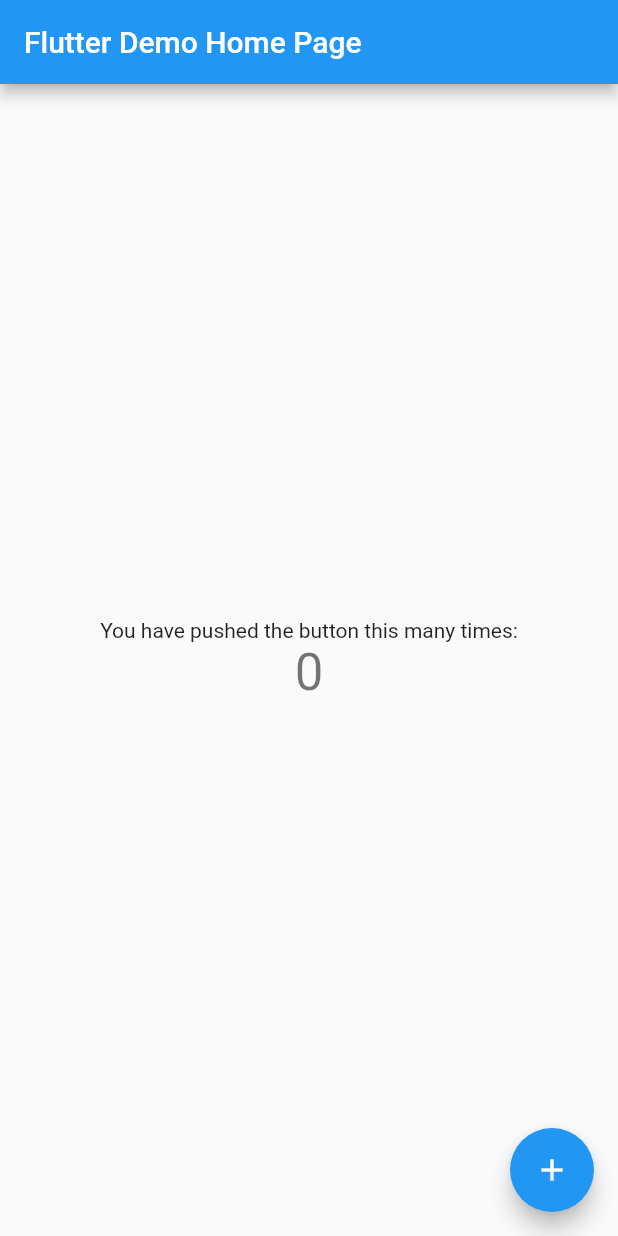
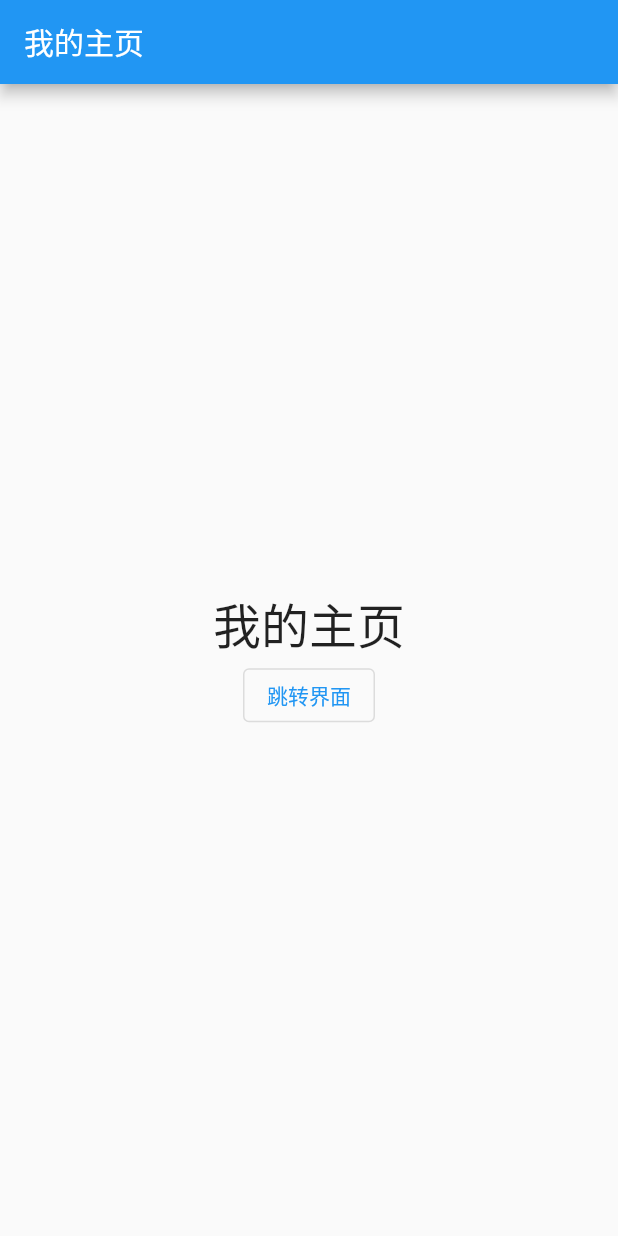
Before and after one commit to MingXuanMaOu/flutter_chapter6, a Flutter app: the screen it shows after launch, on a phone screen of 412 x 824 dp. Run offline on Flutter 3.47's test engine with Material 2 defaults, Android fonts, the phone set to English and light mode, and no system bars; our stand-ins replace fluro.

```diff
--- /dev/null
+++ b/lib/application.dart
@@ -0,0 +1,217 @@
+
+import 'package:fluro/fluro.dart';
+import 'package:flutter/material.dart';
+import 'package:flutter_chapter6/errorpage.dart';
+
+class Application{
+  static FluroRouter? router;
+}
+
+abstract class IRouterProvider{
+  void initRouter(FluroRouter router);
+}
+
+class MyRouter implements IRouterProvider{
+  static String page2 = "/homepage/page2";
+  static String page3 = "/homepage/page3";
+
+  void initRouter(FluroRouter router){
+    router.define(page2, handler: Handler(handlerFunc: (_,params) => Page2()));
+    router.define(page3, handler: Handler(handlerFunc: (_,params) => Page3()));
+
+  }
+}
+
+class Routes {
+  static String home = "/homePage";
+  static String onePage = "/homePage/page1";
+
+  static List<IRouterProvider> _listRouters = [];
+  static void configureRoutes(FluroRouter router) {
+    router.notFoundHandler = Handler(
+        handlerFunc: (BuildContext? context, Map<String, List<String>> params) {
+          debugPrint("ROUTE NOT FOUND!!");
+          return ErrorPage();
+        });
+    router.define(home, handler: Handler(handlerFunc: (BuildContext? context,Map<String,List<String>> params) => HomePage()));
+    router.define(onePage, handler: Handler(handlerFunc: (_,params){
+      String title = "123";
+      return Page1(title: title,);
+    }));
+
+    _listRouters.clear();
+    _listRouters.add(MyRouter());
+    _listRouters.forEach((element) {
+      element.initRouter(router);
+    });
+  }
+}
+
+class NavigatorUtils {
+  static push(BuildContext context,String path,{bool replace = false,bool clearStack = false}){
+    FocusScope.of(context).requestFocus(new FocusNode());
+    Application.router?.navigateTo(context, path,replace: replace,clearStack: clearStack,transition: TransitionType.native);
+  }
+
+  static pushResult(BuildContext context,String path,Function(Object) function,{bool replace = false,bool clearStack = false}){
+    Application.router?.navigateTo(context, path,replace: replace,clearStack: clearStack,transition: TransitionType.native).then((value) => {
+      function(value)
+    });
+  }
+
+  static void goOnePage(BuildContext context,String title){
+    push(context,'${Routes.onePage}?title=${Uri.encodeComponent(title)}');
+  }
+
+  static void goBack(BuildContext context) {
+    FocusScope.of(context).requestFocus(new FocusNode());
+    Navigator.pop(context);
+  }
+
+  static void goBackWithParams(BuildContext context,result){
+    FocusScope.of(context).requestFocus(new FocusNode());
+    Navigator.pop(context,result);
+  }
+}
+
+
+
+class HomePage extends StatelessWidget {
+  String content = "我是第一个页面";
+
+  @override
+  Widget build(BuildContext context) {
+    // TODO: implement build
+    return Scaffold(
+      appBar: AppBar(
+        title: Text('我的主页'),
+      ),
+      body: Center(
+        child: Column(
+          mainAxisAlignment: MainAxisAlignment.center,
+          children: [
+            Text('我的主页',style: TextStyle(fontSize: 32),),
+            OutlinedButton(onPressed: () {
+              NavigatorUtils.goOnePage(context,content);
+            }, child: Text('跳转界面'))
+          ],
+        ),
+      ),
+    );
+  }
+}
+class Page1 extends StatefulWidget{
+  Page1({ required this.title});
+
+  final String title;
+  @override
+  State<StatefulWidget> createState() {
+    return _Page1State();
+  }
+}
+
+class _Page1State extends State<Page1>{
+  late String textStr;
+  @override
+  Widget build(BuildContext context) {
+    return Scaffold(
+      appBar: AppBar(
+        title: Text(widget.title),
+      ),
+      body: Center(
+        child: Column(
+          mainAxisAlignment: MainAxisAlignment.center,
+          children: <Widget>[
+            Text(
+              widget.title,
+              style: TextStyle(fontSize: 32),
+            ),
+            OutlinedButton(
+              child: Text('跳转界面'),
+              onPressed: (){
+                NavigatorUtils.pushResult(context,MyRouter.page2,(result){
+                  setState(() {
+                    this.textStr="456";
+                  });
+                });
+              },
+            ),
+          ],
+        ),
+      ),
+    );
+  }
+}
+
+class Page2 extends StatefulWidget{
+  @override
+  State<StatefulWidget> createState() {
+    return _Page2State();
+  }
+}
+
+class _Page2State extends State<Page2>{
+
+
+  @override
+  Widget build(BuildContext context) {
+    return Scaffold(
+      appBar: AppBar(
+        title: Text('我是第二个页面'),
+      ),
+      body: Center(
+        child: Column(
+          mainAxisAlignment: MainAxisAlignment.center,
+          children: <Widget>[
+            Text(
+              '我是第二个页面',
+              style: TextStyle(fontSize: 32),
+            ),
+            OutlinedButton(
+              child: Text('返回上一个界面'),
+              onPressed: (){
+                NavigatorUtils.goBackWithParams(context, "我返回的数据");
+              },
+            ),
+          ],
+        ),
+      ),
+    );
+  }
+}
+
+class ErrorPage extends StatelessWidget{
+  @override
+  Widget build(BuildContext context) {
+    return Scaffold(
+      appBar: AppBar(
+        title: Text('你访问的页面不存在'),
+      ),
+      body: Center(
+        child: Text(
+          '你访问的页面不存在',
+          style: TextStyle(fontSize: 32),
+        ),
+      ),
+    );
+  }
+
+}
+
+
+class Page3 extends StatelessWidget{
+  @override
+  Widget build(BuildContext context) {
+    return Scaffold(
+      appBar: AppBar(
+        title: Text('页面3'),
+      ),
+      body: Center(
+        child: Text(
+          '页面3',
+          style: TextStyle(fontSize: 32),
+        ),
+      ),
+    );
+  }
+}
--- a/lib/main.dart
+++ b/lib/main.dart
@@ -1,115 +1,29 @@
+
+
+import 'package:fluro/fluro.dart';
 import 'package:flutter/material.dart';
 
-void main() {
-  runApp(const MyApp());
-}
+import 'application.dart';
 
-class MyApp extends StatelessWidget {
-  const MyApp({Key? key}) : super(key: key);
+void main() => runApp(MyApp());
 
-  // This widget is the root of your application.
-  @override
-  Widget build(BuildContext context) {
-    return MaterialApp(
-      title: 'Flutter Demo',
-      theme: ThemeData(
-        // This is the theme of your application.
-        //
-        // Try running your application with "flutter run". You'll see the
-        // application has a blue toolbar. Then, without quitting the app, try
-        // changing the primarySwatch below to Colors.green and then invoke
-        // "hot reload" (press "r" in the console where you ran "flutter run",
-        // or simply save your changes to "hot reload" in a Flutter IDE).
-        // Notice that the counter didn't reset back to zero; the application
-        // is not restarted.
-        primarySwatch: Colors.blue,
-      ),
-      home: const MyHomePage(title: 'Flutter Demo Home Page'),
-    );
-  }
-}
-
-class MyHomePage extends StatefulWidget {
-  const MyHomePage({Key? key, required this.title}) : super(key: key);
-
-  // This widget is the home page of your application. It is stateful, meaning
-  // that it has a State object (defined below) that contains fields that affect
-  // how it looks.
-
-  // This class is the configuration for the state. It holds the values (in this
-  // case the title) provided by the parent (in this case the App widget) and
-  // used by the build method of the State. Fields in a Widget subclass are
-  // always marked "final".
-
-  final String title;
-
-  @override
-  State<MyHomePage> createState() => _MyHomePageState();
-}
-
-class _MyHomePageState extends State<MyHomePage> {
-  int _counter = 0;
-
-  void _incrementCounter() {
-    setState(() {
-      // This call to setState tells the Flutter framework that something has
-      // changed in this State, which causes it to rerun the build method below
-      // so that the display can reflect the updated values. If we changed
-      // _counter without calling setState(), then the build method would not be
-      // called again, and so nothing would appear to happen.
-      _counter++;
-    });
+class MyApp extends StatelessWidget{
+  MyApp() {
+    final router = FluroRouter();
+    Routes.configureRoutes(router);
+    Application.router = router;
   }
 
   @override
   Widget build(BuildContext context) {
-    // This method is rerun every time setState is called, for instance as done
-    // by the _incrementCounter method above.
-    //
-    // The Flutter framework has been optimized to make rerunning build methods
-    // fast, so that you can just rebuild anything that needs updating rather
-    // than having to individually change instances of widgets.
-    return Scaffold(
-      appBar: AppBar(
-        // Here we take the value from the MyHomePage object that was created by
-        // the App.build method, and use it to set our appbar title.
-        title: Text(widget.title),
+    // TODO: implement build
+    return MaterialApp(
+      title: 'Flutter Demo',
+      theme: ThemeData(
+        primarySwatch: Colors.blue,
       ),
-      body: Center(
-        // Center is a layout widget. It takes a single child and positions it
-        // in the middle of the parent.
-        child: Column(
-          // Column is also a layout widget. It takes a list of children and
-          // arranges them vertically. By default, it sizes itself to fit its
-          // children horizontally, and tries to be as tall as its parent.
-          //
-          // Invoke "debug painting" (press "p" in the console, choose the
-          // "Toggle Debug Paint" action from the Flutter Inspector in Android
-          // Studio, or the "Toggle Debug Paint" command in Visual Studio Code)
-          // to see the wireframe for each widget.
-          //
-          // Column has various properties to control how it sizes itself and
-          // how it positions its children. Here we use mainAxisAlignment to
-          // center the children vertically; the main axis here is the vertical
-          // axis because Columns are vertical (the cross axis would be
-          // horizontal).
-          mainAxisAlignment: MainAxisAlignment.center,
-          children: <Widget>[
-            const Text(
-              'You have pushed the button this many times:',
-            ),
-            Text(
-              '$_counter',
-              style: Theme.of(context).textTheme.headline4,
-            ),
-          ],
-        ),
-      ),
-      floatingActionButton: FloatingActionButton(
-        onPressed: _incrementCounter,
-        tooltip: 'Increment',
-        child: const Icon(Icons.add),
-      ), // This trailing comma makes auto-formatting nicer for build methods.
+      onGenerateRoute: Application.router?.generator,
+      home: HomePage(),
     );
   }
 }
--- a/pubspec.yaml
+++ b/pubspec.yaml
@@ -27,6 +27,7 @@ environment:
 # the latest version available on pub.dev. To see which dependencies have newer
 # versions available, run `flutter pub outdated`.
 dependencies:
+  fluro: ^2.0.3
   flutter:
     sdk: flutter
 
```
Also changed, not shown: pubspec.lock.
